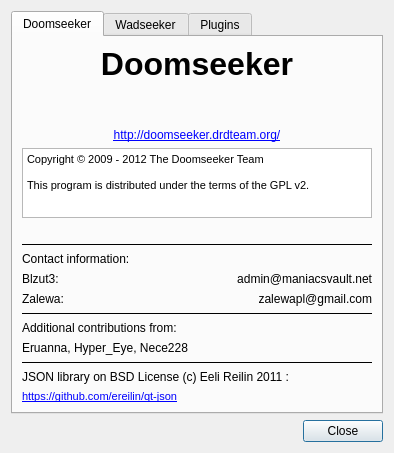
Before: the Qt Designer form src/core/gui/aboutDlg.ui in Destroyerrrocket/doomseeker-unofficial, drawn with Qt 5.
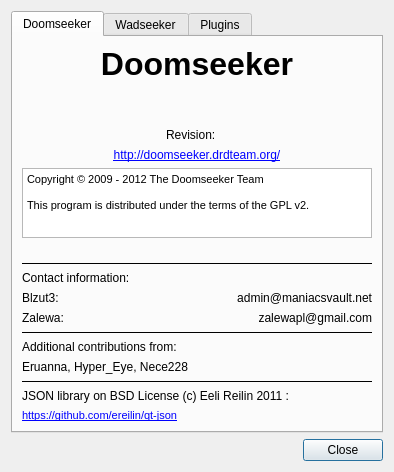
After: the same form once the commit is applied.

Commit message: - About dialog will now also display the SVN_REVISION_NUMBER value, because this is relevant to auto updater.

```diff
--- a/src/core/gui/aboutDlg.ui
+++ b/src/core/gui/aboutDlg.ui
@@ -7,7 +7,7 @@
     <x>0</x>
     <y>0</y>
     <width>392</width>
-    <height>453</height>
+    <height>472</height>
    </rect>
   </property>
   <property name="windowTitle">
@@ -79,6 +79,56 @@
          </property>
         </widget>
        </item>
+       <item>
+        <layout class="QHBoxLayout" name="horizontalLayout_2">
+         <item>
+          <spacer name="horizontalSpacer_2">
+           <property name="orientation">
+            <enum>Qt::Horizontal</enum>
+           </property>
+           <property name="sizeHint" stdset="0">
+            <size>
+             <width>40</width>
+             <height>0</height>
+            </size>
+           </property>
+          </spacer>
+         </item>
+         <item>
+          <widget class="QLabel" name="label_13">
+           <property name="text">
+            <string>Revision:</string>
+           </property>
+          </widget>
+         </item>
+         <item>
+          <widget class="QLabel" name="lblRevision">
+           <property name="toolTip">
+            <string>This value is relevant to auto updater feature.</string>
+           </property>
+           <property name="text">
+            <string>&lt;Revision&gt;</string>
+           </property>
+           <property name="textInteractionFlags">
+            <set>Qt::LinksAccessibleByMouse|Qt::TextSelectableByMouse</set>
+           </property>
+          </widget>
+         </item>
+         <item>
+          <spacer name="horizontalSpacer_3">
+           <property name="orientation">
+            <enum>Qt::Horizontal</enum>
+           </property>
+           <property name="sizeHint" stdset="0">
+            <size>
+             <width>40</width>
+             <height>0</height>
+            </size>
+           </property>
+          </spacer>
+         </item>
+        </layout>
+       </item>
        <item>
         <widget class="QLabel" name="label_3">
          <property name="text">
```
The commit also changes 1 other file.
